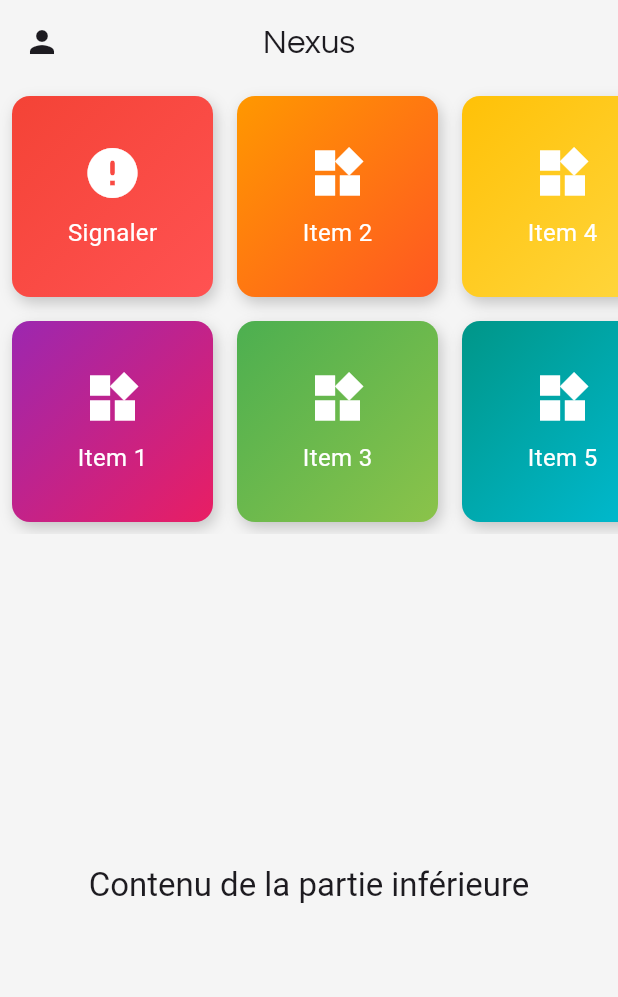
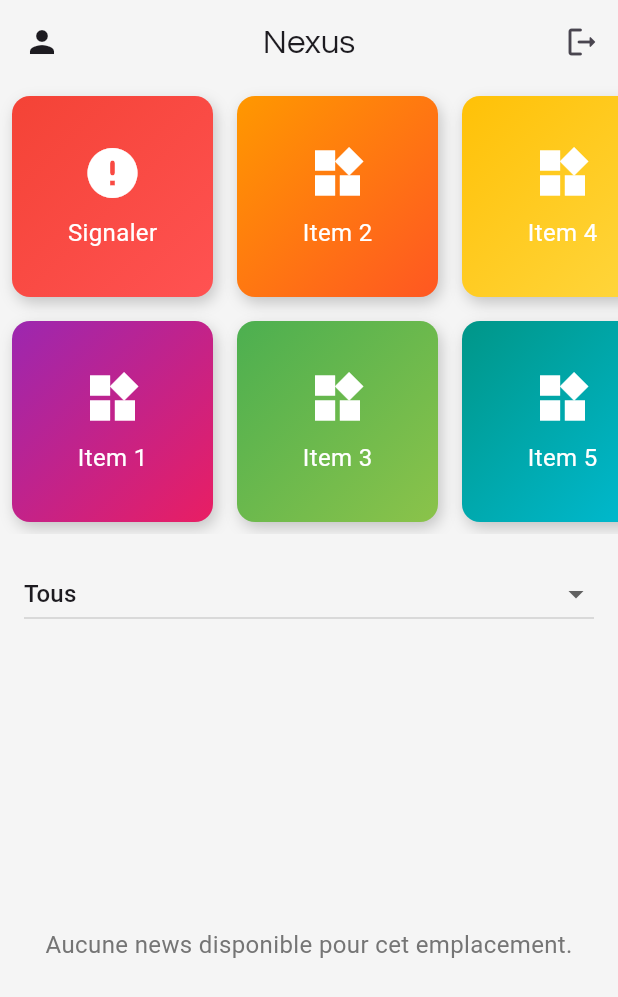
Before and after one commit to ThibautHrm/nexus, a Flutter app: the screen it shows once a user with an empty profile is signed in, on a phone screen of 412 x 824 dp. Shown: the top 997 px of the screen. Run offline on Flutter 3.47's test engine with Material 3 defaults, Android fonts, the phone set to English and light mode, and no system bars; our stand-ins replace cloud_firestore, firebase_auth, firebase_core, firebase_storage, image_picker, share_plus and 1 more; accounts and stored records are empty.

Commit message:
Ajout des news, et de l'affichage des détails

```diff
--- a/lib/main.dart
+++ b/lib/main.dart
@@ -1,5 +1,6 @@
 import 'package:flutter/material.dart';
 import 'package:firebase_core/firebase_core.dart';
+import 'package:intl/date_symbol_data_local.dart';
 import 'package:nexus/screens/auth_screen.dart';
 import 'package:nexus/screens/home_screen.dart';
 import 'package:nexus/screens/signalement_screen.dart';
@@ -8,6 +9,7 @@ import 'package:nexus/services/firebase_service.dart';
 void main() async {
   WidgetsFlutterBinding.ensureInitialized();
   await Firebase.initializeApp();
+  await initializeDateFormatting('fr', null);
   runApp(const NexusApp());
 }
 
--- /dev/null
+++ b/lib/models/news_model.dart
@@ -0,0 +1,42 @@
+import 'package:cloud_firestore/cloud_firestore.dart';
+
+class NewsModel {
+  String id;
+  String titre;
+  String description;
+  String imageUrl;
+  String emplacement;
+  DateTime dateCreation;
+
+  NewsModel({
+    required this.id,
+    required this.titre,
+    required this.description,
+    required this.imageUrl,
+    required this.emplacement,
+    required this.dateCreation,
+  });
+
+  // Convertir un document Firestore en NewsModel
+  factory NewsModel.fromDocument(DocumentSnapshot doc) {
+    return NewsModel(
+      id: doc.id,
+      titre: doc['titre'],
+      description: doc['description'],
+      imageUrl: doc['imageUrl'],
+      emplacement: doc['emplacement'],
+      dateCreation: (doc['dateCreation'] as Timestamp).toDate(),
+    );
+  }
+
+  // Convertir NewsModel en Map pour Firestore
+  Map<String, dynamic> toMap() {
+    return {
+      'titre': titre,
+      'description': description,
+      'imageUrl': imageUrl,
+      'emplacement': emplacement,
+      'dateCreation': dateCreation,
+    };
+  }
+}
--- a/lib/screens/home_screen.dart
+++ b/lib/screens/home_screen.dart
@@ -1,7 +1,151 @@
+// lib/screens/home_screen.dart
+
 import 'package:flutter/material.dart';
+import 'package:nexus/models/news_model.dart';
+import 'package:nexus/screens/create_news_screen.dart';
+import 'package:nexus/screens/news_details_screen.dart';
+import 'package:nexus/services/firebase_service.dart';
+import 'package:shared_preferences/shared_preferences.dart';
 
-class HomeScreen extends StatelessWidget {
+class HomeScreen extends StatefulWidget {
   const HomeScreen({super.key});
+
+  @override
+  HomeScreenState createState() => HomeScreenState();
+}
+
+class HomeScreenState extends State<HomeScreen> {
+  final FirebaseService _firebaseService = FirebaseService();
+
+  List<NewsModel> _newsList = [];
+  bool _isLoading = true;
+  String _selectedEmplacement = 'Tous';
+  final List<String> _emplacements = [
+    'Tous',
+    'Angers',
+    'Arras',
+    'Auxerre',
+    'Bordeaux',
+    'Chartres',
+    'Grenoble',
+    'Lille',
+    'Lyon',
+    'Montpellier',
+    'Nantes',
+    'Paris',
+    'Reims',
+    'Rennes',
+    'Saint-Étienne',
+    'Toulouse',
+  ];
+
+  @override
+  void initState() {
+    super.initState();
+    _loadSelectedEmplacement();
+  }
+
+  Future<void> _loadSelectedEmplacement() async {
+    SharedPreferences prefs = await SharedPreferences.getInstance();
+    String? emplacement = prefs.getString('selectedEmplacement');
+    if (emplacement != null && !_emplacements.contains(emplacement)) {
+      emplacement = 'Tous';
+    }
+    setState(() {
+      _selectedEmplacement = emplacement ?? 'Tous';
+      _isLoading = true;
+    });
+    String? emplacementQuery =
+        _selectedEmplacement == 'Tous' ? null : _selectedEmplacement;
+    _loadNews(emplacement: emplacementQuery);
+  }
+
+  Future<void> _saveSelectedEmplacement(String emplacement) async {
+    SharedPreferences prefs = await SharedPreferences.getInstance();
+    // Enregistrer l'emplacement tel quel
+    await prefs.setString('selectedEmplacement', emplacement);
+  }
+
+  Future<void> _loadNews({String? emplacement}) async {
+    try {
+      List<NewsModel> news =
+          await _firebaseService.getAllNews(emplacement: emplacement);
+
+      setState(() {
+        _newsList = news;
+        _isLoading = false;
+      });
+    } catch (e) {
+      setState(() {
+        _newsList = [];
+        _isLoading = false;
+      });
+    }
+  }
+
+  // Widget pour afficher une news individuelle
+  Widget _buildNewsItem(NewsModel news) {
+    return Card(
+      margin: const EdgeInsets.symmetric(horizontal: 16.0, vertical: 8.0),
+      child: ListTile(
+          leading: news.imageUrl.isNotEmpty
+              ? Image.network(
+                  news.imageUrl,
+                  width: 50,
+                  height: 50,
+                  fit: BoxFit.cover,
+                )
+              : null,
+          title: Text(news.titre),
+          subtitle: Text(news.description),
+          onTap: () {
+            Navigator.push(
+              context,
+              MaterialPageRoute(
+                builder: (context) => NewsDetailScreen(news: news),
+              ),
+            );
+          }),
+    );
+  }
+
+  // Widget pour le filtre par emplacement
+  Widget _buildEmplacementFilter() {
+    return Padding(
+      padding: const EdgeInsets.all(16.0),
+      child: DropdownButton<String>(
+        value: _selectedEmplacement,
+        isExpanded: true,
+        items: _emplacements.map((String value) {
+          return DropdownMenuItem<String>(
+            value: value,
+            child: Text(value),
+          );
+        }).toList(),
+        // Lors du changement de l'emplacement sélectionné
+        onChanged: (newValue) {
+          setState(() {
+            _selectedEmplacement = newValue!;
+            _isLoading = true;
+          });
+          _saveSelectedEmplacement(_selectedEmplacement);
+          String? emplacementQuery =
+              _selectedEmplacement == 'Tous' ? null : _selectedEmplacement;
+          _loadNews(emplacement: emplacementQuery);
+        },
+      ),
+    );
+  }
+
+  // Widget pour afficher un message lorsqu'il n'y a pas de news
+  Widget _buildNoNewsMessage() {
+    return Center(
+      child: Text(
+        'Aucune news disponible pour cet emplacement.',
+        style: TextStyle(fontSize: 16.0, color: Colors.grey[600]),
+      ),
+    );
+  }
 
   @override
   Widget build(BuildContext context) {
@@ -14,11 +158,17 @@ class HomeScreen extends StatelessWidget {
             return IconButton(
               icon: const Icon(Icons.person),
               onPressed: () {
-                Scaffold.of(context).openDrawer(); // Opens the Drawer
+                Scaffold.of(context).openDrawer();
               },
             );
           },
         ),
+        actions: [
+          IconButton(
+            onPressed: () {},
+            icon: const Icon(Icons.logout_rounded),
+          ),
+        ],
         title: const Text(
           "Nexus",
           style: TextStyle(fontFamily: "Questrial"),
@@ -43,7 +193,7 @@ class HomeScreen extends StatelessWidget {
               title: const Text('Profil'),
               onTap: () {
                 Navigator.pop(context);
-                // Navigate to profile page
+                // TODO: Navigation vers la page de profil
               },
             ),
             ListTile(
@@ -51,7 +201,7 @@ class HomeScreen extends StatelessWidget {
               title: const Text('Paramètres'),
               onTap: () {
                 Navigator.pop(context);
-                // Navigate to settings page
+                // TODO: Navigation vers la page de paramètres
               },
             ),
             ListTile(
@@ -59,7 +209,20 @@ class HomeScreen extends StatelessWidget {
               title: const Text('Déconnexion'),
               onTap: () {
                 Navigator.pop(context);
-                // Handle logout logic
+                FirebaseService().logout();
+                // TODO: Gérer la déconnexion
+              },
+            ),
+            ListTile(
+              leading: const Icon(Icons.post_add),
+              title: const Text('Ajouter une news'),
+              onTap: () {
+                Navigator.pop(context);
+                Navigator.push(
+                  context,
+                  MaterialPageRoute(
+                      builder: (context) => const AddNewsScreen()),
+                );
               },
             ),
           ],
@@ -67,19 +230,17 @@ class HomeScreen extends StatelessWidget {
       ),
       body: Column(
         children: [
-          // Bento grid view at the top
           SizedBox(
-            height: 300, // Adjust the height as needed
+            height: 300,
             child: GridView.builder(
               scrollDirection: Axis.horizontal,
               gridDelegate: const SliverGridDelegateWithFixedCrossAxisCount(
-                crossAxisCount: 2, // 2 rows
-                childAspectRatio: 1, // Square items
+                crossAxisCount: 2,
+                childAspectRatio: 1,
               ),
-              itemCount: 6, // Adjust the number of items in the grid
+              itemCount: 6, // Nombre d'éléments dans la grille
               itemBuilder: (context, index) {
                 if (index == 0) {
-                  // This is where the "Signalement" button goes
                   return GestureDetector(
                     onTap: () {
                       Navigator.pushNamed(context, '/signal');
@@ -95,9 +256,9 @@ class HomeScreen extends StatelessWidget {
                         ),
                         boxShadow: [
                           BoxShadow(
-                            color: Colors.black.withOpacity(0.2), // Shadow color
-                            blurRadius: 8, // Spread the blur
-                            offset: const Offset(2, 4), // Horizontal and vertical offset
+                            color: Colors.black.withOpacity(0.2),
+                            blurRadius: 8,
+                            offset: const Offset(2, 4),
                           ),
                         ],
                       ),
@@ -109,12 +270,13 @@ class HomeScreen extends StatelessWidget {
                             Icon(
                               Icons.error_rounded,
                               color: Colors.white,
-                              size: 40.0, // Adjust the size of the icon if needed
+                              size: 40.0,
                             ),
-                            SizedBox(height: 8.0), // Add space between icon and text
+                            SizedBox(height: 8.0),
                             Text(
                               "Signaler",
-                              style: TextStyle(color: Colors.white, fontSize: 16),
+                              style:
+                                  TextStyle(color: Colors.white, fontSize: 16),
                             ),
                           ],
                         ),
@@ -122,21 +284,20 @@ class HomeScreen extends StatelessWidget {
                     ),
                   );
                 } else {
-                  // Other grid items with custom gradients and shadow
                   return Container(
                     margin: const EdgeInsets.all(8.0),
                     decoration: BoxDecoration(
                       borderRadius: BorderRadius.circular(12),
                       gradient: LinearGradient(
-                        colors: _getGradientColorsForIndex(index), // Custom gradient
+                        colors: _getGradientColorsForIndex(index),
                         begin: Alignment.topLeft,
                         end: Alignment.bottomRight,
                       ),
                       boxShadow: [
                         BoxShadow(
-                          color: Colors.black.withOpacity(0.2), // Shadow color
-                          blurRadius: 8, // Spread the blur
-                          offset: const Offset(2, 4), // Horizontal and vertical offset
+                          color: Colors.black.withOpacity(0.2),
+                          blurRadius: 8,
+                          offset: const Offset(2, 4),
                         ),
                       ],
                     ),
@@ -145,15 +306,16 @@ class HomeScreen extends StatelessWidget {
                         mainAxisAlignment: MainAxisAlignment.center,
                         crossAxisAlignment: CrossAxisAlignment.center,
                         children: [
-                          Icon(
-                            Icons.widgets, // Replace with any icon
+                          const Icon(
+                            Icons.widgets,
                             color: Colors.white,
-                            size: 40.0, // Adjust the size of the icon if needed
+                            size: 40.0,
                           ),
-                          SizedBox(height: 8.0), // Add space between icon and text
+                          const SizedBox(height: 8.0),
                           Text(
                             "Item $index",
-                            style: const TextStyle(color: Colors.white, fontSize: 16),
+                            style: const TextStyle(
+                                color: Colors.white, fontSize: 16),
                           ),
                         ],
                       ),
@@ -163,21 +325,25 @@ class HomeScreen extends StatelessWidget {
               },
             ),
           ),
-          // Other content below the grid (if needed)
+          _buildEmplacementFilter(),
           Expanded(
-            child: Center(
-              child: Text(
-                'Contenu de la partie inférieure',
-                style: Theme.of(context).textTheme.titleLarge,
-              ),
-            ),
+            child: _isLoading
+                ? const Center(child: CircularProgressIndicator())
+                : _newsList.isEmpty
+                    ? _buildNoNewsMessage()
+                    : ListView.builder(
+                        itemCount: _newsList.length,
+                        itemBuilder: (context, index) {
+                          return _buildNewsItem(_newsList[index]);
+                        },
+                      ),
           ),
         ],
       ),
     );
   }
 
-  // Function to return custom gradient colors for each bento item
+  // Gestion des dégradés
   List<Color> _getGradientColorsForIndex(int index) {
     switch (index) {
       case 1:
@@ -191,7 +357,7 @@ class HomeScreen extends StatelessWidget {
       case 5:
         return [Colors.teal, Colors.cyan];
       default:
-        return [Colors.grey, Colors.blueGrey]; // Default gradient
+        return [Colors.grey, Colors.blueGrey];
     }
   }
 }
--- a/lib/services/firebase_service.dart
+++ b/lib/services/firebase_service.dart
@@ -1,8 +1,13 @@
+import 'dart:io';
+
 import 'package:cloud_firestore/cloud_firestore.dart';
 import 'package:firebase_auth/firebase_auth.dart';
+import 'package:firebase_storage/firebase_storage.dart';
 import 'package:nexus/models/help_model.dart';
+import 'package:nexus/models/news_model.dart';
 import 'package:nexus/models/signalement_model.dart';
 import 'package:nexus/models/user_model.dart';
+import 'package:path/path.dart';
 
 class FirebaseService {
   // Paterne en Singleton
@@ -194,4 +199,58 @@ class FirebaseService {
   Future<void> deleteSignalement(String id) async {
     await _firestore.collection('signalements').doc(id).delete();
   }
+
+  // Ajouter une news
+  Future<void> addNews(NewsModel news) async {
+    DocumentReference docRef = _firestore.collection('news').doc();
+    news.id = docRef.id;
+    await docRef.set(news.toMap());
+  }
+
+  // Récupérer une news par ID
+  Future<NewsModel?> getNews(String id) async {
+    DocumentSnapshot doc = await _firestore.collection('news').doc(id).get();
+    if (doc.exists) {
+      return NewsModel.fromDocument(doc);
+    }
+    return null;
+  }
+
+  // Récupérer toutes les news (avec option de filtrage par emplacement)
+  Future<List<NewsModel>> getAllNews({String? emplacement}) async {
+    Query query =
+        _firestore.collection('news').orderBy('dateCreation', descending: true);
+    if (emplacement != null) {
+      query = query.where('emplacement', isEqualTo: emplacement);
+    }
+    QuerySnapshot snapshot = await query.get();
+    return snapshot.docs.map((doc) => NewsModel.fromDocument(doc)).toList();
+  }
+
+  // Mettre à jour une news
+  Future<void> updateNews(NewsModel news) async {
+    await _firestore.collection('news').doc(news.id).update(news.toMap());
+  }
+
+  // Récupère une news avec son id
+  Future<NewsModel> getNewsById(String id) async {
+    DocumentSnapshot doc = await _firestore.collection('news').doc(id).get();
+    return NewsModel.fromDocument(doc);
+  }
+
+  // Supprimer une news
+  Future<void> deleteNews(String id) async {
+    await _firestore.collection('news').doc(id).delete();
+  }
+
+  // Upload de l'image dans Firebase Storage
+  Future<String> uploadImage(File imageFile) async {
+    String fileName = basename(imageFile.path);
+    Reference storageRef =
+        FirebaseStorage.instance.ref().child('news_images/$fileName');
+    UploadTask uploadTask = storageRef.putFile(imageFile);
+    TaskSnapshot taskSnapshot = await uploadTask;
+    String downloadUrl = await taskSnapshot.ref.getDownloadURL();
+    return downloadUrl;
+  }
 }
```
Also changed, not shown: lib/screens/create_news_screen.dart (added, +180 -0 lines), lib/screens/news_details_screen.dart (added, +119 -0 lines), pubspec.yaml (+7 -0 lines), lib/screens/profil_screen.dart (added), lib/screens/settings_screen.dart (added), pubspec.lock, 5 other files.
